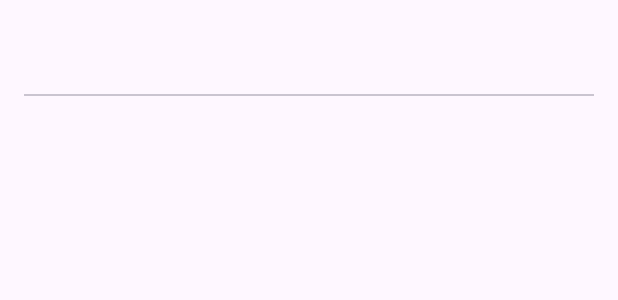
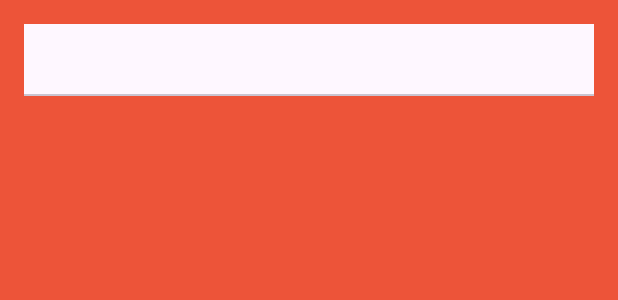
Before and after one commit to JosueGraao/Logo-e-tal, an Android app: the layout fragment_listas.xml on its own in the app's theme, with its tools: preview values and no code run, on a phone screen of 412 x 824 dp. Shown: the top 300 px of the screen. Run offline under Robolectric (Android 15) with nearby library versions, the phone set to English and light mode, and no system bars.

Commit message:
Mais cores e nada de logo ainda

```diff
--- a/app/src/main/res/layout/fragment_listas.xml
+++ b/app/src/main/res/layout/fragment_listas.xml
@@ -5,6 +5,7 @@
     android:layout_height="match_parent"
     android:orientation="vertical"
     android:padding="16dp"
+    android:background="#ed5439"
     tools:context=".ListasFragment">
 
     <!-- TabLayout para as categorias de alimentos -->
--- a/app/src/main/res/layout/fragment_reguladores.xml
+++ b/app/src/main/res/layout/fragment_reguladores.xml
@@ -3,6 +3,7 @@
     xmlns:tools="http://schemas.android.com/tools"
     android:layout_width="match_parent"
     android:layout_height="match_parent"
+    android:background="#ed5439"
     tools:context=".ReguladoresFragment">
 
     <androidx.recyclerview.widget.RecyclerView
--- a/app/src/main/res/layout/fragment_snacks.xml
+++ b/app/src/main/res/layout/fragment_snacks.xml
@@ -3,6 +3,7 @@
     xmlns:tools="http://schemas.android.com/tools"
     android:layout_width="match_parent"
     android:layout_height="match_parent"
+    android:background="#ed5439"
     tools:context=".SnacksFragment">
 
     <androidx.recyclerview.widget.RecyclerView
--- a/app/src/main/res/layout/layout_alimento.xml
+++ b/app/src/main/res/layout/layout_alimento.xml
@@ -11,6 +11,7 @@
     <LinearLayout
         android:layout_width="match_parent"
         android:layout_height="wrap_content"
+        android:background="#ed5439"
         android:orientation="horizontal">
 
         <ImageView
--- a/app/src/main/res/layout/layout_perfil.xml
+++ b/app/src/main/res/layout/layout_perfil.xml
@@ -12,6 +12,7 @@
         android:layout_width="match_parent"
         android:layout_height="wrap_content"
         android:gravity="center_vertical"
+        android:background="#ed5439"
         android:orientation="horizontal">
 
         <!-- Imagem de Avatar -->
```
